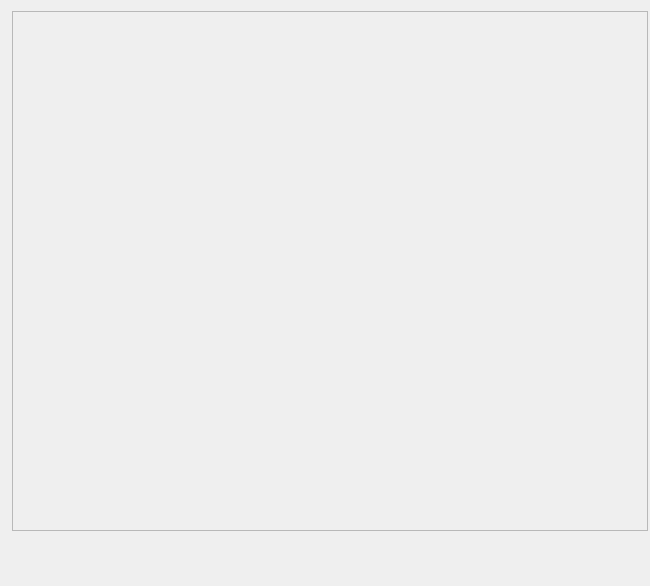
First picture: the form in widget/Setting/ChatBot/WLibarary.ui, repository yechaoGitHub/AI, before the edit.
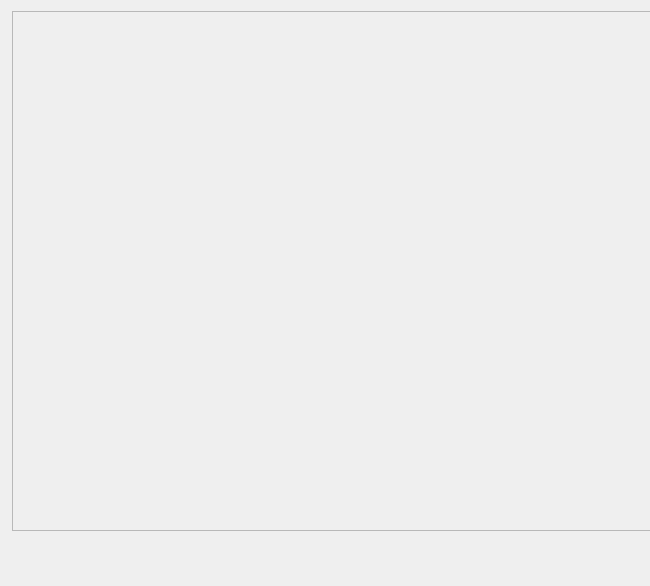
Second picture: the form after the edit. Icons and pictures are not drawn. Custom widgets are drawn as their Qt base class.

Patch:
```diff
--- a/widget/Setting/ChatBot/WLibarary.ui
+++ b/widget/Setting/ChatBot/WLibarary.ui
@@ -105,7 +105,7 @@
     <widget class="QFrame" name="frame">
      <property name="minimumSize">
       <size>
-       <width>632</width>
+       <width>646</width>
        <height>520</height>
       </size>
      </property>
```
